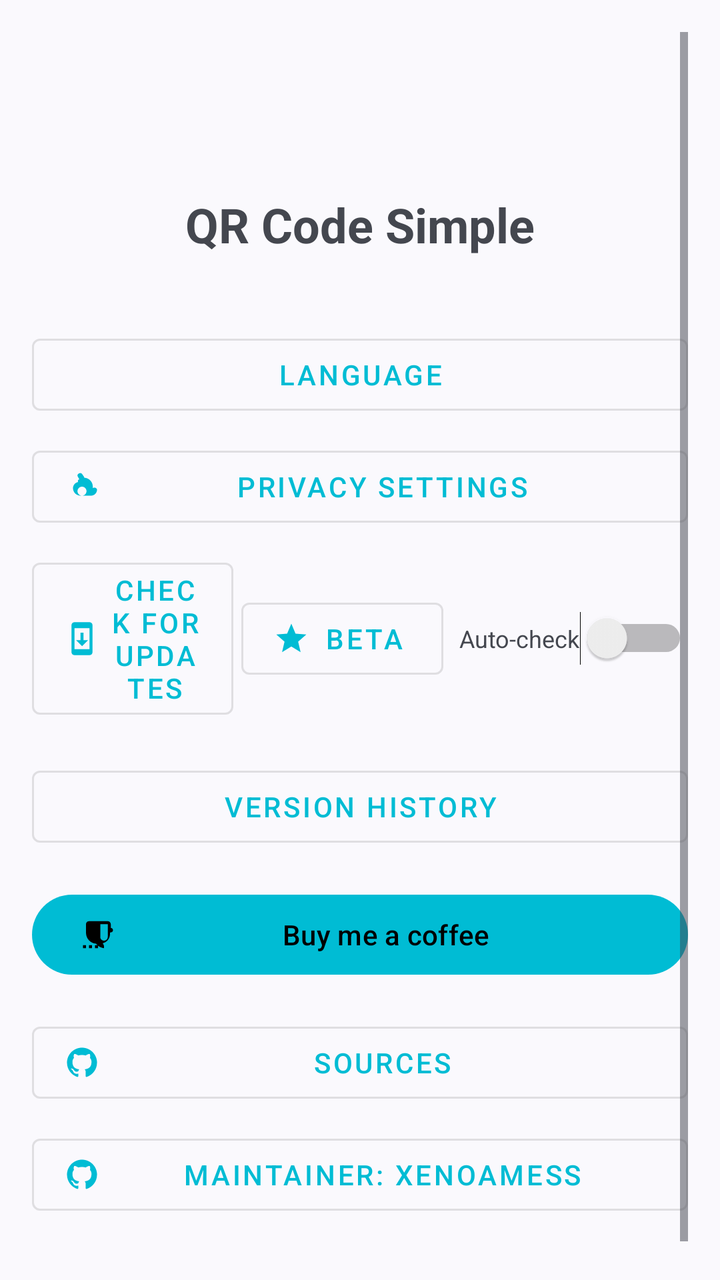
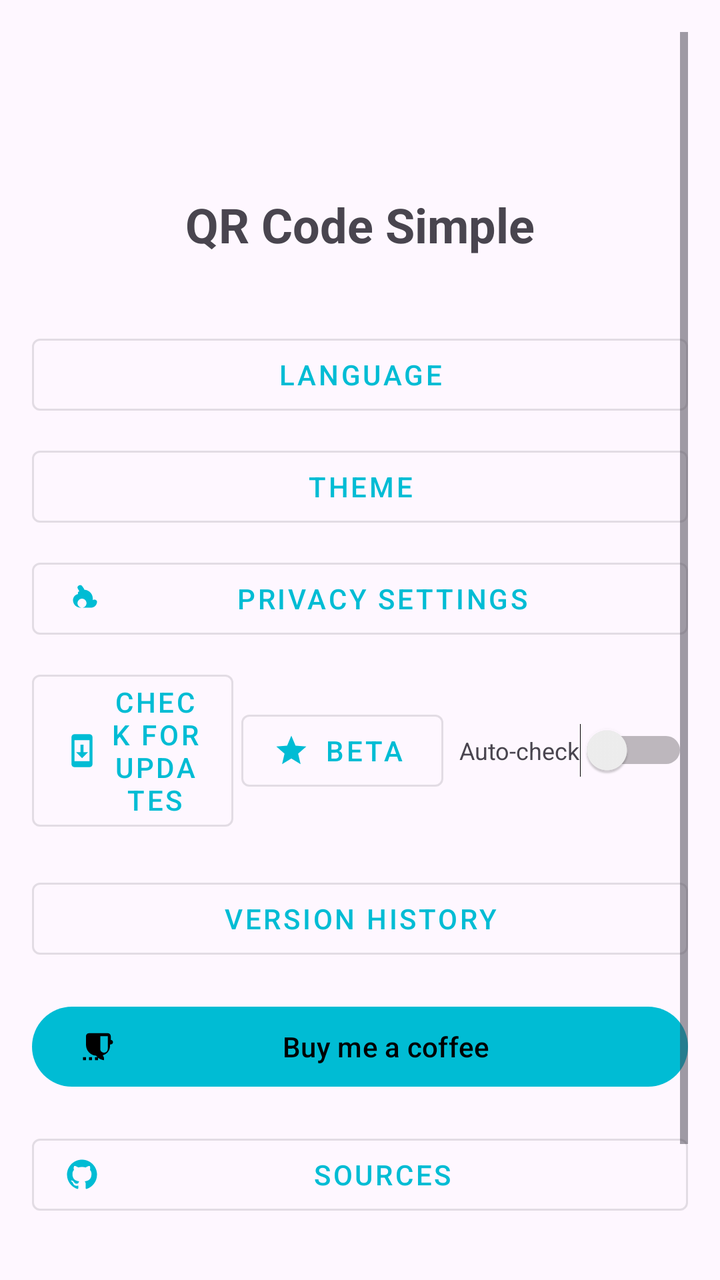

Before-and-after screenshots of an Android layout around one commit, followed by the original layout XML and the change that was made.
<!-- AndroidManifest.xml: application theme Theme.QRCodeSimple -->
<!-- res/layout/fragment_about.xml -->
<?xml version="1.0" encoding="utf-8"?>
<ScrollView xmlns:android="http://schemas.android.com/apk/res/android"
    xmlns:app="http://schemas.android.com/apk/res-auto"
    android:layout_width="match_parent"
    android:layout_height="match_parent"
    android:padding="16dp">

    <LinearLayout
        android:layout_width="match_parent"
        android:layout_height="wrap_content"
        android:orientation="vertical"
        android:gravity="center_horizontal">

        
        <ImageView
            android:layout_width="72dp"
            android:layout_height="72dp"
            android:src="@mipmap/ic_launcher"
            android:scaleType="centerCrop"
            android:importantForAccessibility="no"
            android:layout_marginBottom="8dp" />

        
        <TextView
            android:layout_width="wrap_content"
            android:layout_height="wrap_content"
            android:text="@string/app_name"
            android:textSize="24sp"
            android:textStyle="bold"
            android:layout_marginBottom="4dp" />

        
        <TextView
            android:id="@+id/tvVersion"
            android:layout_width="wrap_content"
            android:layout_height="wrap_content"
            android:textSize="14sp"
            android:textColor="?android:attr/textColorSecondary"
            android:layout_marginBottom="12dp" />

        
        <com.google.android.material.button.MaterialButton
            android:id="@+id/btnLanguage"
            android:layout_width="match_parent"
            android:layout_height="wrap_content"
            android:layout_marginBottom="8dp"
            android:text="@string/language"
            style="@style/Widget.MaterialComponents.Button.OutlinedButton" />

        
        <com.google.android.material.button.MaterialButton
            android:id="@+id/btnPrivacy"
            android:layout_width="match_parent"
            android:layout_height="wrap_content"
            android:layout_marginBottom="8dp"
            android:text="@string/privacy_settings"
            app:icon="@drawable/ic_security"
            style="@style/Widget.MaterialComponents.Button.OutlinedButton" />

        
        <LinearLayout
            android:layout_width="match_parent"
            android:layout_height="wrap_content"
            android:orientation="horizontal"
            android:gravity="center_vertical"
            android:layout_marginBottom="16dp">

            <com.google.android.material.button.MaterialButton
                android:id="@+id/btnCheckUpdate"
                android:layout_width="0dp"
                android:layout_height="wrap_content"
                android:layout_weight="1"
                android:layout_marginEnd="4dp"
                android:text="@string/check_update"
                app:icon="@drawable/ic_system_update"
                style="@style/Widget.MaterialComponents.Button.OutlinedButton" />

            <com.google.android.material.button.MaterialButton
                android:id="@+id/btnCheckBetaUpdate"
                android:layout_width="0dp"
                android:layout_height="wrap_content"
                android:layout_weight="1"
                android:layout_marginEnd="8dp"
                android:text="@string/check_beta_update"
                app:icon="@drawable/ic_star"
                style="@style/Widget.MaterialComponents.Button.OutlinedButton" />

            <TextView
                android:layout_width="wrap_content"
                android:layout_height="wrap_content"
                android:text="@string/auto_check_update"
                android:textSize="12sp" />

            <Switch
                android:id="@+id/switchAutoUpdate"
                android:layout_width="wrap_content"
                android:layout_height="wrap_content" />
        </LinearLayout>

        <com.google.android.material.button.MaterialButton
            android:id="@+id/btnVersionHistory"
            android:layout_width="match_parent"
            android:layout_height="wrap_content"
            android:layout_marginBottom="16dp"
            android:text="@string/version_history"
            style="@style/Widget.MaterialComponents.Button.OutlinedButton" />

        
        <com.google.android.material.button.MaterialButton
            android:id="@+id/btnDonate"
            android:layout_width="match_parent"
            android:layout_height="wrap_content"
            android:layout_marginBottom="16dp"
            android:text="@string/buy_me_a_coffee"
            app:icon="@drawable/ic_coffee" />

        
        <com.google.android.material.button.MaterialButton
            android:id="@+id/btnGitHubProject"
            android:layout_width="match_parent"
            android:layout_height="wrap_content"
            android:layout_marginBottom="8dp"
            android:text="@string/sources"
            app:icon="@drawable/ic_github"
            style="@style/Widget.MaterialComponents.Button.OutlinedButton" />

        
        <com.google.android.material.button.MaterialButton
            android:id="@+id/btnGitHubMaintainer"
            android:layout_width="match_parent"
            android:layout_height="wrap_content"
            android:layout_marginBottom="16dp"
            android:text="@string/maintainer"
            app:icon="@drawable/ic_github"
            style="@style/Widget.MaterialComponents.Button.OutlinedButton" />

        
        <TextView
            android:layout_width="wrap_content"
            android:layout_height="wrap_content"
            android:text="@string/license"
            android:textSize="12sp"
            android:textColor="?android:attr/textColorSecondary" />

    </LinearLayout>

</ScrollView>
<!-- resources referenced by this layout -->
<resources>
  <!-- drawable ic_security (drawable) -->
  <vector xmlns:android="http://schemas.android.com/apk/res/android"
      android:width="24dp"
      android:height="24dp"
      android:viewportWidth="24"
      android:viewportHeight="24"
      android:tint="?attr/colorControlNormal">
      <path
          android:fillColor="@android:color/white"
          android:pathData="M19.14,12.94c0.04,-0.3 0.06,-0.61 0.06,-0.94c0,-3.2 -2.51,-5.82 -5.66,-5.96c-0.03,-0.29 -0.13,-0.56 -0.29,-0.79l-1.15,-1.64c-0.48,-0.68 -1.39,-0.88 -2.11,-0.45l-0.26,0.15c-0.68,0.39 -0.93,1.23 -0.56,1.92l1.08,1.93C9.52,7.19 9.27,7.68 9.27,8.21c0,0.24 0.04,0.46 0.1,0.68C7.34,9.36 6,11.06 6,13c0,2.76 2.24,5 5,5h7c2.21,0 4,-1.79 4,-4C22,13.14 20.72,12.07 19.14,12.94zM12,18c-1.66,0 -3,-1.34 -3,-3s1.34,-3 3,-3s3,1.34 3,3S13.66,18 12,18z"/>
  </vector>
  <!-- drawable ic_star (drawable) -->
  <vector xmlns:android="http://schemas.android.com/apk/res/android"
      android:width="24dp"
      android:height="24dp"
      android:viewportWidth="24"
      android:viewportHeight="24"
      android:tint="?attr/colorControlNormal">
      <path
          android:fillColor="@android:color/white"
          android:pathData="M12,17.27L18.18,21l-1.64,-7.03L22,9.24l-7.19,-0.61L12,2 9.19,8.63 2,9.24l5.46,4.73L5.82,21z"/>
  </vector>
  <!-- drawable ic_system_update (drawable) -->
  <vector xmlns:android="http://schemas.android.com/apk/res/android"
      android:width="24dp"
      android:height="24dp"
      android:viewportWidth="24"
      android:viewportHeight="24"
      android:tint="?attr/colorControlNormal">
      <path
          android:fillColor="@android:color/white"
          android:pathData="M17,1.01L7,1c-1.1,0 -2,0.9 -2,2v18c0,1.1 0.9,2 2,2h10c1.1,0 2,-0.9 2,-2L19,3c0,-1.1 -0.9,-1.99 -2,-1.99zM17,19L7,19L7,5h10v14zM16,13h-3L13,8h-2v5L8,13l4,4 4,-4z"/>
  </vector>
  <!-- mipmap ic_launcher (mipmap-anydpi-v26) -->
  <?xml version="1.0" encoding="utf-8"?>
  <adaptive-icon xmlns:android="http://schemas.android.com/apk/res/android">
      <background android:drawable="@drawable/ic_launcher_background"/>
      <foreground android:drawable="@mipmap/ic_launcher_foreground"/>
  </adaptive-icon>
  <string name="app_name">QR Code Simple</string>
  <string name="auto_check_update">Auto-check</string>
  <string name="buy_me_a_coffee">Buy me a coffee</string>
  <string name="check_beta_update">Beta</string>
  <string name="check_update">Check for updates</string>
  <string name="language">Language</string>
  <string name="license">Apache License 2.0</string>
  <string name="maintainer">Maintainer: XenoAmess</string>
  <string name="privacy_settings">Privacy Settings</string>
  <string name="sources">Sources</string>
  <string name="version_history">Version history</string>
  <style name="Theme.QRCodeSimple" parent="Theme.Material3.DynamicColors.DayNight.NoActionBar">
          <item name="colorPrimary">@color/cyan_500</item>
          <item name="colorPrimaryVariant">@color/cyan_700</item>
          <item name="colorOnPrimary">@color/black</item>
          <item name="colorSecondary">@color/teal_200</item>
          <item name="colorSecondaryVariant">@color/teal_700</item>
          <item name="colorOnSecondary">@color/black</item>
          <item name="android:statusBarColor">?attr/colorPrimaryVariant</item>
      </style>
  <color name="cyan_500">#FF00BCD4</color>
  <color name="cyan_700">#FF0097A7</color>
  <color name="black">#FF000000</color>
  <color name="teal_200">#FF03DAC5</color>
  <color name="teal_700">#FF018786</color>
  <!-- unchanged entries left out for length: 3 -->
</resources>

<!-- the commit's change to res/layout/fragment_about.xml (unified diff, before → after) -->
@@ -45,6 +45,15 @@
             android:layout_height="wrap_content"
             android:layout_marginBottom="8dp"
             android:text="@string/language"
+            style="@style/Widget.MaterialComponents.Button.OutlinedButton" />
+
+        
+        <com.google.android.material.button.MaterialButton
+            android:id="@+id/btnTheme"
+            android:layout_width="match_parent"
+            android:layout_height="wrap_content"
+            android:layout_marginBottom="8dp"
+            android:text="@string/theme_setting"
             style="@style/Widget.MaterialComponents.Button.OutlinedButton" />
 
         
<!-- resource entries referenced after the edit -->
@@ -49,8 +49,9 @@
   <string name="maintainer">Maintainer: XenoAmess</string>
   <string name="privacy_settings">Privacy Settings</string>
   <string name="sources">Sources</string>
+  <string name="theme_setting">Theme</string>
   <string name="version_history">Version history</string>
-  <style name="Theme.QRCodeSimple" parent="Theme.Material3.DynamicColors.DayNight.NoActionBar">
+  <style name="Theme.QRCodeSimple" parent="Theme.Material3.DayNight.NoActionBar">
           <item name="colorPrimary">@color/cyan_500</item>
           <item name="colorPrimaryVariant">@color/cyan_700</item>
           <item name="colorOnPrimary">@color/black</item>
